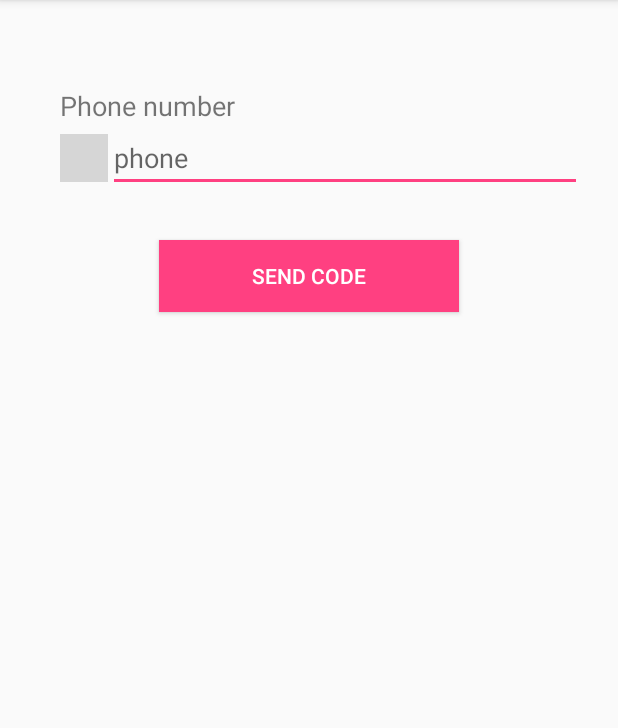
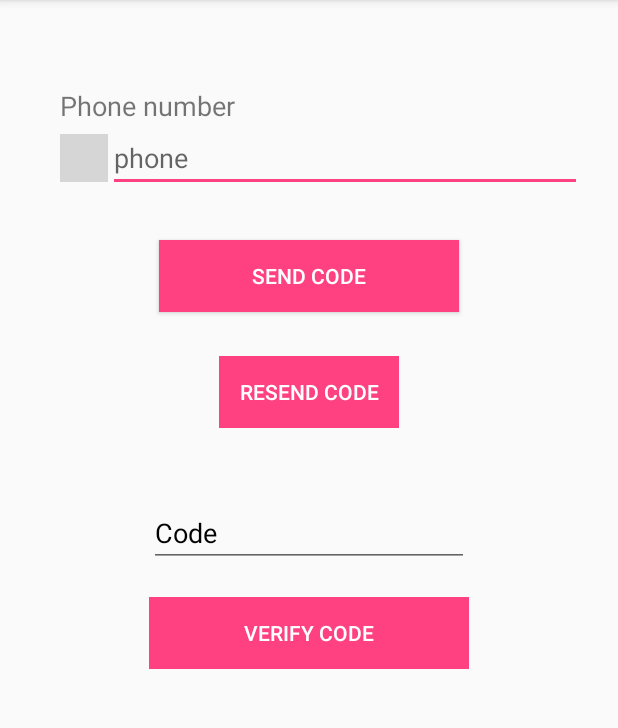
Before and after one commit to juunys/tinderX, an Android app: the screen it shows after launch (PhoneLoginActivity), after a tap on "ENTRAR COM O NÚMERO DE TELEFONE", on a phone screen of 412 x 824 dp, the part 84-812 px from its top. Run offline under Robolectric (Android 15) with nearby library versions, the phone set to English and light mode, and no system bars; our stand-ins replace Firebase (no records; nobody signed in at launch, a user with empty details on screens opened directly); libraries missing offline, so code that uses them is left out: com.facebook, com.facebook.login, com.hbb20; plain views replace CountryCodePicker; 2 statements that could not run were skipped; grey boxes are pictures that could not be loaded.

Commit message:
phone login

```diff
--- a/app/build.gradle
+++ b/app/build.gradle
@@ -30,6 +30,7 @@ dependencies {
     implementation 'com.android.support:support-v4:27.1.1'
     implementation 'com.android.support:cardview-v7:27.1.1'
     implementation 'com.android.support:customtabs:27.1.1'
+    implementation 'com.android.support:recyclerview-v7:27.1.1'
     //implementation 'com.android.support.constraint:constraint-layout:1.0.2'
     implementation 'com.google.firebase:firebase-auth:11.8.0'
     implementation 'com.google.firebase:firebase-database:11.8.0'
--- a/app/src/main/AndroidManifest.xml
+++ b/app/src/main/AndroidManifest.xml
@@ -45,6 +45,7 @@
         <activity android:name=".FbLoginActivity" />
         <activity android:name=".PhoneLoginActivity" />
         <activity android:name=".NameLoginActivity" />
+        <activity android:name=".EmailLoginActivity"></activity>
     </application>
 
 </manifest>
--- a/app/src/main/java/com/juny/tinderx/MainActivity.kt
+++ b/app/src/main/java/com/juny/tinderx/MainActivity.kt
@@ -83,15 +83,6 @@ class MainActivity : AppCompatActivity() {
     }
 
 
-   /* public override fun onStart() {
-        super.onStart()
-        // Check if user is signed in (non-null) and update UI accordingly.
-        val currentUser = mAuth!!.getCurrentUser()
-        if (currentUser != null) {
-            updateUI()
-        }
-    }*/
-
     private fun updateUI() {
 
         Toast.makeText(this, "You're logged in", Toast.LENGTH_LONG).show()
--- a/app/src/main/java/com/juny/tinderx/PhoneLoginActivity.java
+++ b/app/src/main/java/com/juny/tinderx/PhoneLoginActivity.java
@@ -8,6 +8,7 @@ import android.util.Log;
 import android.view.View;
 import android.widget.Button;
 import android.widget.EditText;
+import android.widget.TextView;
 
 import com.google.android.gms.tasks.OnCompleteListener;
 import com.google.android.gms.tasks.Task;
@@ -24,8 +25,15 @@ import java.util.concurrent.TimeUnit;
 
 public class PhoneLoginActivity extends AppCompatActivity {
 
+    private static final String TAG = "PhoneAuth";
+
     private EditText phoneText;
+    private EditText codeText;
+    private Button verifyButton;
     private Button sendButton;
+    private Button resendButton;
+    private Button signoutButton;
+    private TextView statusText;
     String number;
 
     private String phoneVerificationId;
@@ -40,11 +48,22 @@ public class PhoneLoginActivity extends AppCompatActivity {
     protected void onCreate(Bundle savedInstanceState) {
         super.onCreate(savedInstanceState);
         setContentView(R.layout.activity_phone_login);
+
         phoneText = (EditText) findViewById(R.id.phoneText);
+        codeText = (EditText) findViewById(R.id.codeText);
+        verifyButton = (Button) findViewById(R.id.verifyButton);
         sendButton = (Button) findViewById(R.id.sendButton);
+        resendButton = (Button) findViewById(R.id.resendButton);
+        signoutButton = (Button) findViewById(R.id.signoutButton);
+        statusText = (TextView) findViewById(R.id.statusText);
 
         ccp = (CountryCodePicker) findViewById(R.id.ccp);
         ccp.registerCarrierNumberEditText(phoneText);
+
+        verifyButton.setEnabled(false);
+        resendButton.setEnabled(false);
+        signoutButton.setEnabled(false);
+        statusText.setText("Signed Out");
 
         fbAuth = FirebaseAuth.getInstance();
 
@@ -73,6 +92,11 @@ public class PhoneLoginActivity extends AppCompatActivity {
                     public void onVerificationCompleted(
                             PhoneAuthCredential credential) {
 
+                        signoutButton.setEnabled(true);
+                        statusText.setText("Signed In");
+                        resendButton.setEnabled(false);
+                        verifyButton.setEnabled(false);
+                        codeText.setText("");
                         signInWithPhoneAuthCredential(credential);
                     }
 
@@ -81,11 +105,11 @@ public class PhoneLoginActivity extends AppCompatActivity {
 
                         if (e instanceof FirebaseAuthInvalidCredentialsException) {
                             // Invalid request
-                            Log.d("ERRO: ", "Invalid credential: "
+                            Log.d(TAG, "Invalid credential: "
                                     + e.getLocalizedMessage());
                         } else if (e instanceof FirebaseTooManyRequestsException) {
                             // SMS quota exceeded
-                            Log.d("ERRO: ", "SMS Quota exceeded.");
+                            Log.d(TAG, "SMS Quota exceeded.");
                         }
                     }
 
@@ -96,9 +120,20 @@ public class PhoneLoginActivity extends AppCompatActivity {
                         phoneVerificationId = verificationId;
                         resendToken = token;
 
+                        verifyButton.setEnabled(true);
                         sendButton.setEnabled(false);
+                        resendButton.setEnabled(true);
                     }
                 };
+    }
+
+    public void verifyCode(View view) {
+
+        String code = codeText.getText().toString();
+
+        PhoneAuthCredential credential =
+                PhoneAuthProvider.getCredential(phoneVerificationId, code);
+        signInWithPhoneAuthCredential(credential);
     }
 
     private void signInWithPhoneAuthCredential(PhoneAuthCredential credential) {
@@ -107,8 +142,18 @@ public class PhoneLoginActivity extends AppCompatActivity {
                     @Override
                     public void onComplete(@NonNull Task<AuthResult> task) {
                         if (task.isSuccessful()) {
+                            signoutButton.setEnabled(true);
+                            codeText.setText("");
+                            statusText.setText("Signed In");
+                            resendButton.setEnabled(false);
+                            verifyButton.setEnabled(false);
                             FirebaseUser user = task.getResult().getUser();
                             String phoneNumber = user.getPhoneNumber();
+
+                            Intent intent = new Intent(PhoneLoginActivity.this, EmailLoginActivity.class);
+                            intent.putExtra("phone", phoneNumber);
+                            startActivity(intent);
+                            finish();
 
                         } else {
                             if (task.getException() instanceof
@@ -119,4 +164,26 @@ public class PhoneLoginActivity extends AppCompatActivity {
                     }
                 });
     }
+
+    public void resendCode(View view) {
+
+        number = ccp.getFullNumberWithPlus();
+
+        setUpVerificatonCallbacks();
+
+        PhoneAuthProvider.getInstance().verifyPhoneNumber(
+                number,
+                60,
+                TimeUnit.SECONDS,
+                this,
+                verificationCallbacks,
+                resendToken);
+    }
+
+    public void signOut(View view) {
+        fbAuth.signOut();
+        statusText.setText("Signed Out");
+        signoutButton.setEnabled(false);
+        sendButton.setEnabled(true);
+    }
 }
--- a/app/src/main/res/layout/activity_phone_login.xml
+++ b/app/src/main/res/layout/activity_phone_login.xml
@@ -1,10 +1,8 @@
 <?xml version="1.0" encoding="utf-8"?>
 <RelativeLayout xmlns:android="http://schemas.android.com/apk/res/android"
     xmlns:app="http://schemas.android.com/apk/res-auto"
-    xmlns:tools="http://schemas.android.com/tools"
     android:layout_width="match_parent"
-    android:layout_height="match_parent"
-    tools:context=".PhoneLoginActivity">
+    android:layout_height="match_parent">
 
     <TextView
         android:id="@+id/statusText"
@@ -42,7 +40,7 @@
                     android:id="@+id/ccp"
                     android:layout_width="wrap_content"
                     android:layout_height="wrap_content"
-                    app:ccp_defaultNameCode="US" />
+                    app:ccp_defaultNameCode="BR" />
 
                 <EditText
                     android:id="@+id/phoneText"
@@ -67,4 +65,51 @@
         android:text="Send Code"
         android:textColor="#FFF" />
 
+    <Button
+        android:id="@+id/resendButton"
+        android:layout_width="120dp"
+        android:layout_height="wrap_content"
+        android:layout_below="@+id/sendButton"
+        android:layout_centerHorizontal="true"
+        android:onClick="resendCode"
+        android:layout_marginTop="29dp"
+        android:background="@color/colorPrimary"
+        android:text="Resend Code"
+        android:textColor="#FFF" />
+
+    <EditText
+        android:id="@+id/codeText"
+        android:layout_width="wrap_content"
+        android:layout_height="wrap_content"
+        android:layout_below="@+id/resendButton"
+        android:layout_centerHorizontal="true"
+        android:layout_marginTop="47dp"
+        android:ems="10"
+        android:hint="Code"
+        android:inputType="number"
+        android:textColor="#000"
+        android:textColorHint="#000" />
+
+    <Button
+        android:id="@+id/verifyButton"
+        android:layout_width="200dp"
+        android:layout_height="wrap_content"
+        android:layout_alignEnd="@+id/codeText"
+        android:layout_alignLeft="@+id/codeText"
+        android:layout_alignRight="@+id/codeText"
+        android:layout_alignStart="@+id/codeText"
+        android:layout_below="@+id/codeText"
+        android:layout_marginTop="20dp"
+        android:onClick="verifyCode"
+        android:background="@color/colorPrimary"
+        android:text="Verify Code"
+        android:textColor="#FFF" />
+    <Button
+        android:id="@+id/signoutButton"
+        android:layout_width="wrap_content"
+        android:layout_height="wrap_content"
+        android:onClick="signOut"
+        android:layout_below="@+id/verifyButton"
+        android:text="Sign Out"
+        android:visibility="gone"/>
 </RelativeLayout>
```
Also changed, not shown: app/src/main/java/com/juny/tinderx/EmailLoginActivity.java (added, +17 -0 lines), app/src/main/res/layout/activity_email_login.xml (added, +9 -0 lines), 1 other file.
